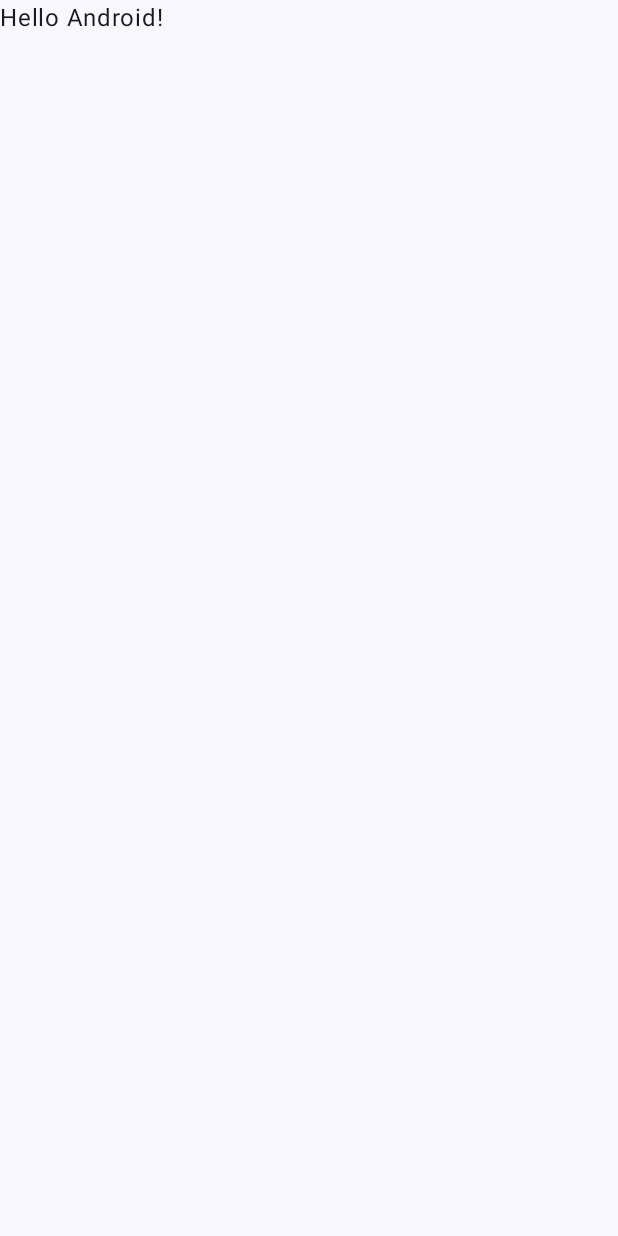
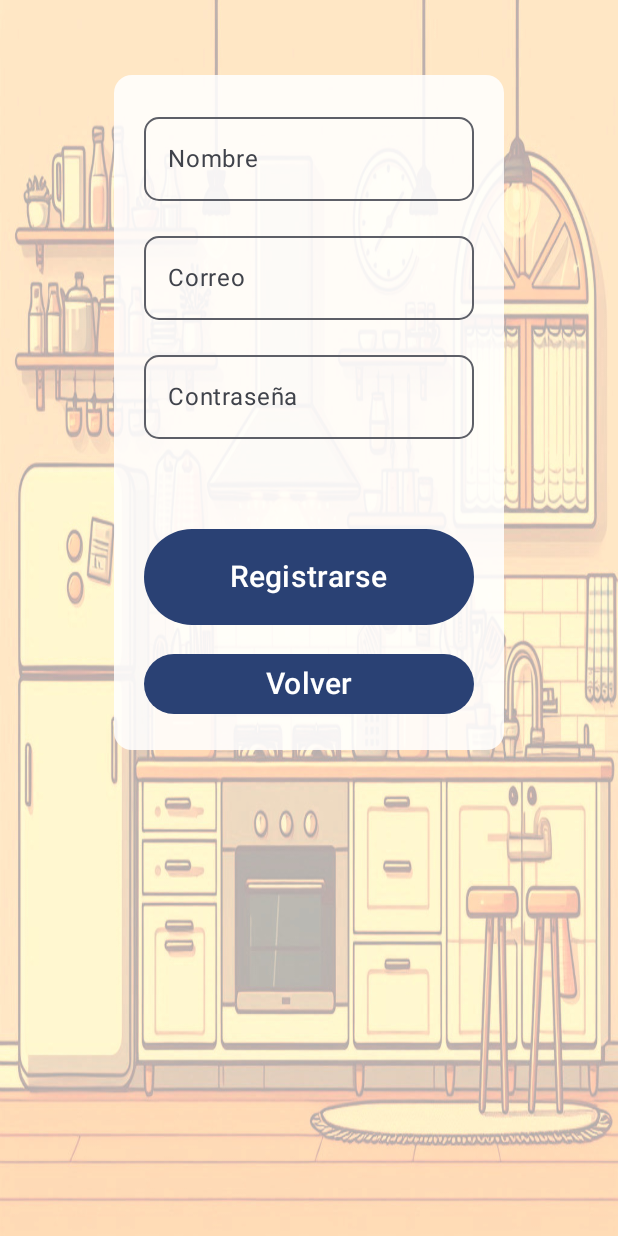
Before and after one commit to ecodisonante/cooking_pal, an Android app built with Jetpack Compose: the RegisterActivity screen opened directly, with no data from a screen before it, on a phone screen of 412 x 824 dp. Before the commit the screen is almost empty. Run offline under Robolectric (Android 15) with nearby library versions, the phone set to English and light mode, and no system bars.

Commit message:
RegisterActivity.kt

```diff
--- a/app/src/main/java/com/ecodisonante/cookinpal/RegisterActivity.kt
+++ b/app/src/main/java/com/ecodisonante/cookinpal/RegisterActivity.kt
@@ -1,16 +1,38 @@
 package com.ecodisonante.cookinpal
 
+import android.content.Intent
 import android.os.Bundle
+import android.widget.Toast
 import androidx.activity.ComponentActivity
 import androidx.activity.compose.setContent
 import androidx.activity.enableEdgeToEdge
+import androidx.compose.foundation.layout.Arrangement
+import androidx.compose.foundation.layout.Column
+import androidx.compose.foundation.layout.Row
+import androidx.compose.foundation.layout.Spacer
 import androidx.compose.foundation.layout.fillMaxSize
-import androidx.compose.foundation.layout.padding
-import androidx.compose.material3.Scaffold
-import androidx.compose.material3.Text
+import androidx.compose.foundation.layout.size
+import androidx.compose.foundation.layout.width
 import androidx.compose.runtime.Composable
+import androidx.compose.runtime.getValue
+import androidx.compose.runtime.mutableStateOf
+import androidx.compose.runtime.remember
+import androidx.compose.runtime.setValue
+import androidx.compose.ui.Alignment
 import androidx.compose.ui.Modifier
+import androidx.compose.ui.draw.paint
+import androidx.compose.ui.layout.ContentScale
+import androidx.compose.ui.platform.LocalContext
+import androidx.compose.ui.res.painterResource
 import androidx.compose.ui.tooling.preview.Preview
+import androidx.compose.ui.unit.dp
+import com.ecodisonante.cookinpal.model.DataProvider
+import com.ecodisonante.cookinpal.model.User
+import com.ecodisonante.cookinpal.model.UserPreferences
+import com.ecodisonante.cookinpal.ui.components.CustomCard
+import com.ecodisonante.cookinpal.ui.components.CustomTextField
+import com.ecodisonante.cookinpal.ui.components.FatMainButton
+import com.ecodisonante.cookinpal.ui.components.MainButton
 import com.ecodisonante.cookinpal.ui.theme.CookinPalTheme
 
 class RegisterActivity : ComponentActivity() {
@@ -18,30 +40,113 @@ class RegisterActivity : ComponentActivity() {
         super.onCreate(savedInstanceState)
         enableEdgeToEdge()
         setContent {
-            CookinPalTheme {
-                Scaffold(modifier = Modifier.fillMaxSize()) { innerPadding ->
-                    Greeting2(
-                        name = "Android",
-                        modifier = Modifier.padding(innerPadding)
-                    )
-                }
-            }
+            RegisterDisplay()
         }
     }
 }
 
 @Composable
-fun Greeting2(name: String, modifier: Modifier = Modifier) {
-    Text(
-        text = "Hello $name!",
-        modifier = modifier
+fun RegisterDisplay() {
+    CookinPalTheme {
+        Column(
+            horizontalAlignment = Alignment.CenterHorizontally,
+            modifier = Modifier
+                .fillMaxSize()
+                .paint(
+                    painterResource(id = R.drawable.bg2),
+                    contentScale = ContentScale.FillBounds
+                )
+        ) {
+            CustomCard(customHeight = 500) { RegisterForm() }
+        }
+    }
+}
+
+@Composable
+fun RegisterForm() {
+    val context = LocalContext.current
+    val usrPref = UserPreferences(context)
+    if (usrPref.getUserList() == null) usrPref.saveUserList(DataProvider.usuarios)
+
+    var nameValue by remember { mutableStateOf("") }
+    var emailValue by remember { mutableStateOf("") }
+    var passwdValue by remember { mutableStateOf("") }
+
+    CustomTextField(
+        value = nameValue,
+        label = "Nombre",
+        onValueChange = { nameValue = it }
     )
+
+    Spacer(modifier = Modifier.size(15.dp))
+
+    CustomTextField(
+        value = emailValue,
+        label = "Correo",
+        onValueChange = { emailValue = it }
+    )
+
+    Spacer(modifier = Modifier.size(15.dp))
+
+    CustomTextField(
+        value = passwdValue,
+        label = "Contraseña",
+        onValueChange = { passwdValue = it },
+        isPassword = true
+    )
+
+    Row {
+        Column(
+            modifier = Modifier
+                .fillMaxSize()
+                .width(250.dp),
+            verticalArrangement = Arrangement.Bottom,
+            horizontalAlignment = Alignment.CenterHorizontally,
+        ) {
+
+            Spacer(modifier = Modifier.size(15.dp))
+
+            FatMainButton(
+                text = "Registrarse",
+                onClick = {
+                    val existe = usrPref.findUserByEmail(emailValue)
+
+                    if (existe != null) {
+                        Toast.makeText(
+                            context,
+                            "Ya hay un usuario registrado con ese email",
+                            Toast.LENGTH_LONG
+                        ).show()
+                    } else {
+
+                        val nuevo = User(name = nameValue, email = emailValue, passwd = passwdValue)
+                        usrPref.addUserToList(nuevo)
+
+                        Toast.makeText(
+                            context,
+                            "Bienvenido. ya puedes acceder con tu correo y contraseña",
+                            Toast.LENGTH_LONG
+                        ).show()
+
+                        context.startActivity(Intent(context, MainActivity::class.java))
+                    }
+                },
+            )
+
+            Spacer(modifier = Modifier.size(15.dp))
+
+            MainButton(
+                text = "Volver",
+                onClick = {
+                    context.startActivity(Intent(context, MainActivity::class.java))
+                },
+            )
+        }
+    }
 }
 
 @Preview(showBackground = true)
 @Composable
-fun GreetingPreview3() {
-    CookinPalTheme {
-        Greeting2("Android")
-    }
+fun RegisterPreview() {
+    RegisterDisplay()
 }
```
